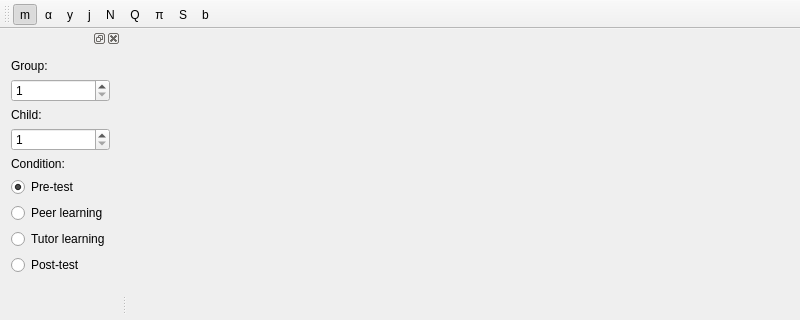
chili-epfl/cowriter-letters-extractor, file letterswindow.ui: the form before one commit; both pictures show x 0 to 800 and y 0 to 320 of the 800 by 600 pixel window.
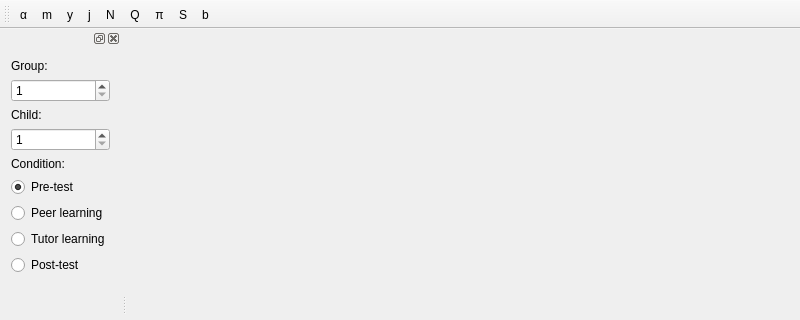
The form after the commit.

Commit message:
Display real letter models in selector
While here, toyed a bit with qt signals to interact with group numbers and co

```diff
--- a/letterswindow.ui
+++ b/letterswindow.ui
@@ -35,8 +35,8 @@
    <attribute name="toolBarBreak">
     <bool>false</bool>
    </attribute>
-   <addaction name="selectLetterM"/>
    <addaction name="selectLetterAlpha"/>
+   <addaction name="selectLetterM"/>
    <addaction name="selectLetterY"/>
    <addaction name="selectLetterJ"/>
    <addaction name="selectLetterN"/>
@@ -161,7 +161,7 @@
     <bool>true</bool>
    </property>
    <property name="checked">
-    <bool>true</bool>
+    <bool>false</bool>
    </property>
    <property name="text">
     <string>m</string>
```
Left out of the diff: 28 changed lines with no effect on the pictures. The commit also changes 20 other files.
